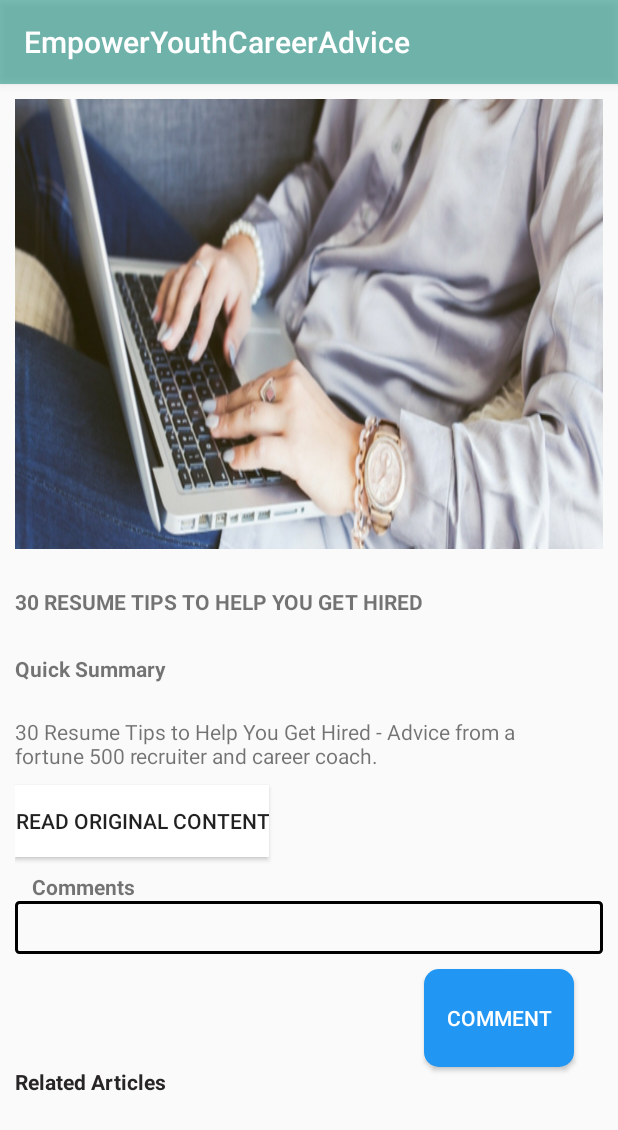
After one commit to navneel61/EmpowerYouthCareerAdvice, an Android app: the FragmentCareerAdviceSummary screen opened through its navigation route, on a phone screen of 412 x 824 dp. The commit adds this screen. Shown: the top 1130 px of the screen. Run offline under Robolectric (Android 15) with nearby library versions, the phone set to English and light mode, and no system bars; our stand-ins replace ButterKnife.

Commit message:
Fragments adapter Model Class Modify

```diff
--- a/app/build.gradle
+++ b/app/build.gradle
@@ -29,6 +29,7 @@ dependencies {
     implementation 'androidx.appcompat:appcompat:1.1.0'
     implementation 'androidx.constraintlayout:constraintlayout:1.1.3'
     implementation 'androidx.lifecycle:lifecycle-extensions:2.2.0'
+    implementation 'androidx.legacy:legacy-support-v4:1.0.0'
     testImplementation 'junit:junit:4.12'
     implementation "androidx.cardview:cardview:1.0.0"
     implementation 'androidx.recyclerview:recyclerview:1.1.0'
--- a/app/src/main/java/com/example/empoweryouthcareeradvice/CoverLetterAdapter.java
+++ b/app/src/main/java/com/example/empoweryouthcareeradvice/AdapterCareerAdviceCategoryRelated.java
@@ -1,7 +1,6 @@
 package com.example.empoweryouthcareeradvice;
 
 import android.content.Context;
-import android.content.Intent;
 import android.util.Log;
 import android.view.LayoutInflater;
 import android.view.View;
@@ -9,7 +8,6 @@ import android.view.ViewGroup;
 import android.widget.Button;
 import android.widget.ImageView;
 import android.widget.TextView;
-import android.widget.Toast;
 
 import androidx.annotation.NonNull;
 import androidx.recyclerview.widget.RecyclerView;
@@ -17,13 +15,13 @@ import androidx.recyclerview.widget.RecyclerView;
 import java.util.ArrayList;
 
 
-public class CoverLetterAdapter extends RecyclerView.Adapter<CoverLetterAdapter.CoverLetters> {
+public class AdapterCareerAdviceCategoryRelated extends RecyclerView.Adapter<AdapterCareerAdviceCategoryRelated.CoverLetters> {
 
-    ArrayList<CoverLetterModel> coverLetterModels;
+    ArrayList<CareerAdviceCategoryModel> coverLetterModels;
     Context context;
     int type;
 
-    public CoverLetterAdapter(Context context,ArrayList<CoverLetterModel> coverLetterModels,int type)
+    public AdapterCareerAdviceCategoryRelated(Context context, ArrayList<CareerAdviceCategoryModel> coverLetterModels, int type)
     {
         this.context=context;
         this.coverLetterModels=coverLetterModels;
@@ -41,7 +39,7 @@ public class CoverLetterAdapter extends RecyclerView.Adapter<CoverLetterAdapter.
 
     @Override
     public void onBindViewHolder(@NonNull CoverLetters holder, int position) {
-        CoverLetterModel model=coverLetterModels.get(position);
+        CareerAdviceCategoryModel model=coverLetterModels.get(position);
        holder.imageViewC.setImageResource(model.getImage());
         holder.textViewC.setText(model.getTitle());
         Log.d("titleis",model.getTitle());
--- a/app/src/main/java/com/example/empoweryouthcareeradvice/AdapterCareerAdviceCategoryView.java
+++ b/app/src/main/java/com/example/empoweryouthcareeradvice/AdapterCareerAdviceCategoryView.java
@@ -25,11 +25,11 @@ import butterknife.ButterKnife;
 
 public class AdapterCareerAdviceCategoryView extends RecyclerView.Adapter<AdapterCareerAdviceCategoryView.ViewHolder> {
 
-   private ArrayList<CoverLetterModel> list;
+   private ArrayList<CareerAdviceCategoryModel> list;
    private Context contexts;
 
 
-    public AdapterCareerAdviceCategoryView(Context contexts, ArrayList<CoverLetterModel> list) {
+    public AdapterCareerAdviceCategoryView(Context contexts, ArrayList<CareerAdviceCategoryModel> list) {
         this.contexts = contexts;
         this.list = list;
     }
@@ -44,7 +44,7 @@ public class AdapterCareerAdviceCategoryView extends RecyclerView.Adapter<Adapte
     @Override
     public void onBindViewHolder(@NonNull ViewHolder holder, int position) {
         if (position != 3) {
-            CoverLetterModel model = list.get(position);
+            CareerAdviceCategoryModel model = list.get(position);
             holder.textTitle.setText(model.getTitle());
             holder.imageView.setImageResource(model.getImage());
         }
@@ -52,6 +52,13 @@ public class AdapterCareerAdviceCategoryView extends RecyclerView.Adapter<Adapte
             holder.containerView.setVisibility(View.INVISIBLE);
             holder.viewAllView.setVisibility(View.VISIBLE);
         }
+        holder.containerView.setOnClickListener(new View.OnClickListener() {
+            @Override
+            public void onClick(View view) {
+
+               Navigation.findNavController(view).navigate(R.id.action_careerAdviceHomeFragment_to_careerAdviceSummaryFragments);
+            }
+        });
         holder.viewAllView.setOnClickListener(new View.OnClickListener() {
             @Override
             public void onClick(View v) {
--- a/app/src/main/java/com/example/empoweryouthcareeradvice/CoverLetterModel.java
+++ b/app/src/main/java/com/example/empoweryouthcareeradvice/CareerAdviceCategoryModel.java
@@ -1,12 +1,11 @@
 package com.example.empoweryouthcareeradvice;
 
-
-import android.util.Log;
-
-public class CoverLetterModel {
+public class CareerAdviceCategoryModel {
     private int image;
     private String description;
     private String title;
+
+
     public int getImage() {
         return image;
     }
@@ -30,6 +29,4 @@ public class CoverLetterModel {
     public void setTitle(String title) {
         this.title = title;
     }
-
-
 }
--- a/app/src/main/java/com/example/empoweryouthcareeradvice/CareerAdviceHomeFragment.java
+++ b/app/src/main/java/com/example/empoweryouthcareeradvice/CareerAdviceHomeFragment.java
@@ -32,14 +32,14 @@ public class CareerAdviceHomeFragment extends Fragment {
 
     @BindView(R.id.toolbar)
     Toolbar toolbar;
-    CoverLetterModel model=new CoverLetterModel();
-    CoverLetterModel model1=new CoverLetterModel();
-    CoverLetterModel model2=new CoverLetterModel();
+    CareerAdviceCategoryModel model=new CareerAdviceCategoryModel();
+    CareerAdviceCategoryModel model1=new CareerAdviceCategoryModel();
+    CareerAdviceCategoryModel model2=new CareerAdviceCategoryModel();
     private RecyclerView recyclerView1,recyclerView2,recyclerView3,recyclerView4,recyclerView5,recyclerView6,recyclerView7,recyclerView8,recyclerView9,recyclerView10,recyclerView11,recyclerView12;
     private ImageView imageView1,imageView2,imageView3,imageView4,imageView5,imageView6,imageView7,imageView8,imageView9,imageView10,imageView11,imageView12;
     private TextView textView1,textView2,textView3,textView4,textView5,textView6,textView7,textView8,textView9,textView10,textView11,textView12;
     private CardView cardView1,cardView2,cardView3,cardView4,cardView5,cardView6,cardView7,cardView8,cardView9,cardView10,cardView11,cardView12;
-    ArrayList<CoverLetterModel> modelList=new ArrayList<>();
+    ArrayList<CareerAdviceCategoryModel> modelList=new ArrayList<>();
 
     String[] titleList = {"How To Write Cover Letter","Resume Tips","Job Interviews","Finding Your Dream Company","Finding Your Passion","Self Empowerment","Enterpreneurship","Job Search","Career Advancement","Networking", "Personal Branding","Employers Corner"};
     Integer[] drawableImages = {R.drawable.coverrletter,R.drawable.resumetip,R.drawable.jobinterviews,R.drawable.findcompany,R.drawable.findpassions,R.drawable.selfimprovement,R.drawable.entrepreneurship,R.drawable.jobsearchs,R.drawable.careeradvancements,R.drawable.networkings,R.drawable.brand,R.drawable.employee};
--- a/app/src/main/java/com/example/empoweryouthcareeradvice/CareerAdviceViewAllFragment.java
+++ b/app/src/main/java/com/example/empoweryouthcareeradvice/CareerAdviceViewAllFragment.java
@@ -50,17 +50,17 @@ public class CareerAdviceViewAllFragment extends Fragment {
        // textViews1=view.findViewById(R.id.cat1).findViewById(R.id.textView_content);
       //  button1=view.findViewById(R.id.cat1).findViewById(R.id.button_read);
         recyclerView=view.findViewById(R.id.recyclerView);
-        ArrayList<CoverLetterModel> models=new ArrayList<>();
+        ArrayList<CareerAdviceCategoryModel> models=new ArrayList<>();
         for(int i=0;i<titlesContent.length;i++)
         {
-            CoverLetterModel model=new CoverLetterModel();
+            CareerAdviceCategoryModel model=new CareerAdviceCategoryModel();
             model.setImage(imgProfile[i]);
             model.setTitle(titlesContent[i]);
             model.setDescription(mainsContent[i]);
             models.add(model);
         }
-        CoverLetterAdapter coverLetterAdapter=new CoverLetterAdapter(getActivity(),models,0);
-        recyclerView.setAdapter(coverLetterAdapter);
+        AdapterCareerAdviceCategoryRelated adapterCareerAdviceCategoryRelated =new AdapterCareerAdviceCategoryRelated(getActivity(),models,0);
+        recyclerView.setAdapter(adapterCareerAdviceCategoryRelated);
 
       //  imageView1.setImageResource(imgProfile[0]);
       //  textView1.setText(titlesContent[0]);
--- /dev/null
+++ b/app/src/main/java/com/example/empoweryouthcareeradvice/FragmentCareerAdviceSummary.java
@@ -0,0 +1,51 @@
+package com.example.empoweryouthcareeradvice;
+
+import android.content.Context;
+import android.net.Uri;
+import android.os.Bundle;
+
+import androidx.fragment.app.Fragment;
+
+import android.view.LayoutInflater;
+import android.view.View;
+import android.view.ViewGroup;
+
+
+public class FragmentCareerAdviceSummary extends Fragment {
+
+
+
+    // TODO: Rename and change types and number of parameters
+    public FragmentCareerAdviceSummary() {
+
+    }
+
+    @Override
+    public void onCreate(Bundle savedInstanceState) {
+        super.onCreate(savedInstanceState);
+
+    }
+
+    @Override
+    public View onCreateView(LayoutInflater inflater, ViewGroup container,
+                             Bundle savedInstanceState) {
+        // Inflate the layout for this fragment
+        return inflater.inflate(R.layout.fragment_career_advice_summary, container, false);
+    }
+
+    // TODO: Rename method, update argument and hook method into UI event
+    public void onButtonPressed(Uri uri) {
+
+    }
+
+
+    @Override
+    public void onAttach(Context context) {
+        super.onAttach(context);
+    }
+
+    @Override
+    public void onDetach() {
+        super.onDetach();
+    }
+}
--- /dev/null
+++ b/app/src/main/res/drawable/custom_button.xml
@@ -0,0 +1,7 @@
+<?xml version="1.0" encoding="utf-8"?>
+
+<shape xmlns:android="http://schemas.android.com/apk/res/android"
+    android:shape="rectangle">
+    <solid android:color="@color/colorBlue"/>
+    <corners android:radius="10dp"/>
+</shape>
--- /dev/null
+++ b/app/src/main/res/drawable/edit_text.xml
@@ -0,0 +1,6 @@
+<?xml version="1.0" encoding="utf-8"?>
+<shape xmlns:android="http://schemas.android.com/apk/res/android"
+    android:shape="rectangle">
+    <stroke android:width="2dp"/>
+    <corners android:radius="2dp"/>
+</shape>
--- /dev/null
+++ b/app/src/main/res/layout/fragment_career_advice_summary.xml
@@ -0,0 +1,11 @@
+<?xml version="1.0" encoding="utf-8"?>
+<FrameLayout xmlns:android="http://schemas.android.com/apk/res/android"
+    xmlns:tools="http://schemas.android.com/tools"
+    android:layout_width="match_parent"
+    android:layout_height="match_parent"
+    tools:context=".FragmentCareerAdviceSummary">
+
+    <include layout="@layout/item_career_advice_summary"
+        android:id="@+id/summaryFragment"/>
+
+</FrameLayout>
--- /dev/null
+++ b/app/src/main/res/layout/item_career_advice_summary.xml
@@ -0,0 +1,126 @@
+<?xml version="1.0" encoding="utf-8"?>
+<androidx.core.widget.NestedScrollView
+    xmlns:android="http://schemas.android.com/apk/res/android"
+    xmlns:app="http://schemas.android.com/apk/res-auto"
+    xmlns:tools="http://schemas.android.com/tools"
+    android:layout_width="match_parent"
+    android:layout_height="wrap_content">
+
+    <androidx.constraintlayout.widget.ConstraintLayout
+        android:layout_width="match_parent"
+        android:layout_height="match_parent"
+        android:padding="10dp"
+        tools:context=".ResumeTipsHireActivity">
+
+        <ImageView
+            android:id="@+id/imageView"
+            android:layout_width="match_parent"
+            android:layout_height="300dp"
+            android:background="@drawable/r1"
+            app:layout_constraintTop_toTopOf="parent" />
+
+        <TextView
+            android:id="@+id/txtTitle"
+            android:layout_width="match_parent"
+            android:layout_height="70dp"
+            android:gravity="center|left"
+            android:text="30 RESUME TIPS TO HELP YOU GET HIRED"
+            android:textStyle="bold"
+            app:layout_constraintTop_toBottomOf="@+id/imageView"
+            app:layout_constraintVertical_bias="0.0"
+            tools:layout_editor_absoluteX="0dp" />
+
+        <TextView
+            android:id="@+id/textViewSummary"
+            android:layout_width="match_parent"
+            android:layout_height="30dp"
+            android:text="Quick Summary"
+            android:textStyle="bold"
+            app:layout_constraintTop_toBottomOf="@+id/txtTitle"
+            app:layout_constraintVertical_bias="0.058"
+            tools:layout_editor_absoluteX="0dp" />
+
+        <TextView
+            android:id="@+id/textViewDescription"
+            android:layout_width="match_parent"
+            android:layout_height="wrap_content"
+            android:layout_marginTop="12dp"
+            android:layout_marginEnd="16dp"
+            android:text="30 Resume Tips to Help You Get Hired - Advice from a fortune 500 recruiter and career coach."
+            app:layout_constraintEnd_toEndOf="parent"
+            app:layout_constraintTop_toBottomOf="@+id/textViewSummary" />
+
+        <Button
+            android:id="@+id/button"
+            android:layout_width="wrap_content"
+            android:layout_height="wrap_content"
+            android:layout_marginBottom="128dp"
+            android:layout_marginTop="10dp"
+            android:background="@color/colorWhite"
+            android:text="READ ORIGINAL CONTENT"
+            app:layout_constraintEnd_toEndOf="parent"
+            app:layout_constraintHorizontal_bias="0.0"
+            app:layout_constraintStart_toStartOf="parent"
+            app:layout_constraintTop_toBottomOf="@+id/textViewDescription"
+            app:layout_constraintVertical_bias="0.166" />
+
+        <TextView
+            android:id="@+id/textViewComments"
+            android:layout_width="wrap_content"
+            android:layout_height="wrap_content"
+            android:text="Comments"
+            android:textStyle="bold"
+            android:layout_marginTop="10dp"
+            app:layout_constraintEnd_toEndOf="parent"
+            app:layout_constraintHorizontal_bias="0.036"
+            app:layout_constraintStart_toStartOf="parent"
+            app:layout_constraintTop_toBottomOf="@+id/button"
+            app:layout_constraintVertical_bias="0.039" />
+
+        <EditText
+            android:id="@+id/editText"
+            android:layout_width="match_parent"
+            android:layout_height="wrap_content"
+            android:layout_marginBottom="88dp"
+            android:ems="10"
+            android:padding="5dp"
+            android:background="@drawable/edit_text"
+            app:layout_constraintEnd_toEndOf="parent"
+            app:layout_constraintHorizontal_bias="0.0"
+            app:layout_constraintStart_toStartOf="parent"
+            app:layout_constraintTop_toBottomOf="@+id/textViewComments"
+            app:layout_constraintVertical_bias="0.296" />
+
+        <Button
+            android:id="@+id/buttonComment"
+            android:layout_width="100dp"
+            android:layout_height="65dp"
+            android:background="@drawable/custom_button"
+            android:text="Comment"
+            android:textColor="@color/colorWhite"
+            android:layout_marginTop="10dp"
+            app:layout_constraintEnd_toEndOf="parent"
+            app:layout_constraintHorizontal_bias="0.933"
+            app:layout_constraintStart_toStartOf="parent"
+            app:layout_constraintTop_toBottomOf="@+id/editText"
+            app:layout_constraintVertical_bias="0.247" />
+
+        <TextView
+            android:layout_width="wrap_content"
+            android:layout_height="wrap_content"
+            android:id="@+id/relatedArticles"
+            android:text="Related Articles"
+            app:layout_constraintTop_toBottomOf="@+id/buttonComment"
+            app:layout_constraintStart_toStartOf="parent"
+            android:layout_marginBottom="10dp"
+            android:textColor="@color/colorBlack"
+            android:textStyle="bold"/>
+
+        <androidx.recyclerview.widget.RecyclerView
+            android:layout_width="match_parent"
+            android:layout_marginTop="10dp"
+            android:layout_height="match_parent"
+            android:id="@+id/resumeRecyclerView"
+            app:layout_constraintTop_toBottomOf="@id/relatedArticles"/>
+    </androidx.constraintlayout.widget.ConstraintLayout>
+</androidx.core.widget.NestedScrollView>
--- a/app/src/main/res/navigation/career_advice_graph.xml
+++ b/app/src/main/res/navigation/career_advice_graph.xml
@@ -13,6 +13,9 @@
         <action
             android:id="@+id/action_careerAdviceHomeFragment_to_careerAdviceViewAllFragment"
             app:destination="@id/careerAdviceViewAllFragment" />
+        <action
+            android:id="@+id/action_careerAdviceHomeFragment_to_careerAdviceSummaryFragments"
+            app:destination="@id/careerAdviceSummaryFragments" />
     </fragment>
 
     <fragment
@@ -20,4 +23,10 @@
         android:name="com.example.empoweryouthcareeradvice.CareerAdviceViewAllFragment"
         android:label="fragment_career_advice_view_all"
         tools:layout="@layout/fragment_career_advice_view_all" />
+    <fragment
+        android:id="@+id/careerAdviceSummaryFragments"
+        android:name="com.example.empoweryouthcareeradvice.FragmentCareerAdviceSummary"
+        android:label="fragment_career_advice_summary"
+        tools:layout="@layout/fragment_career_advice_summary"
+        />
 </navigation>
--- a/app/src/main/res/values/strings.xml
+++ b/app/src/main/res/values/strings.xml
@@ -1,3 +1,6 @@
 <resources>
     <string name="app_name">EmpowerYouthCareerAdvice</string>
+
+    <!-- TODO: Remove or change this placeholder text -->
+    <string name="hello_blank_fragment">Hello blank fragment</string>
 </resources>
```
Also changed, not shown: app/src/main/res/drawable/r1.png (added).
